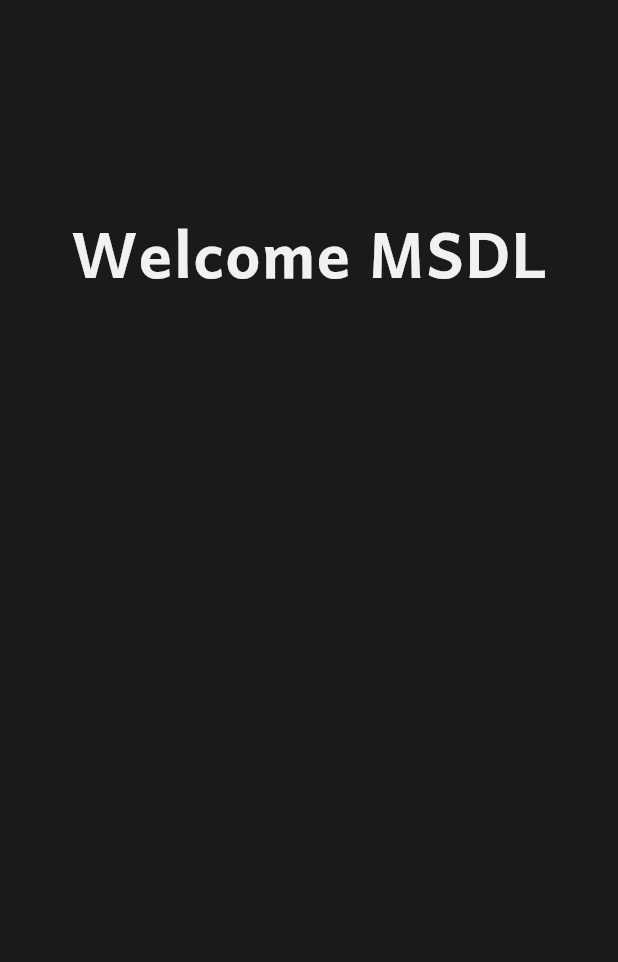
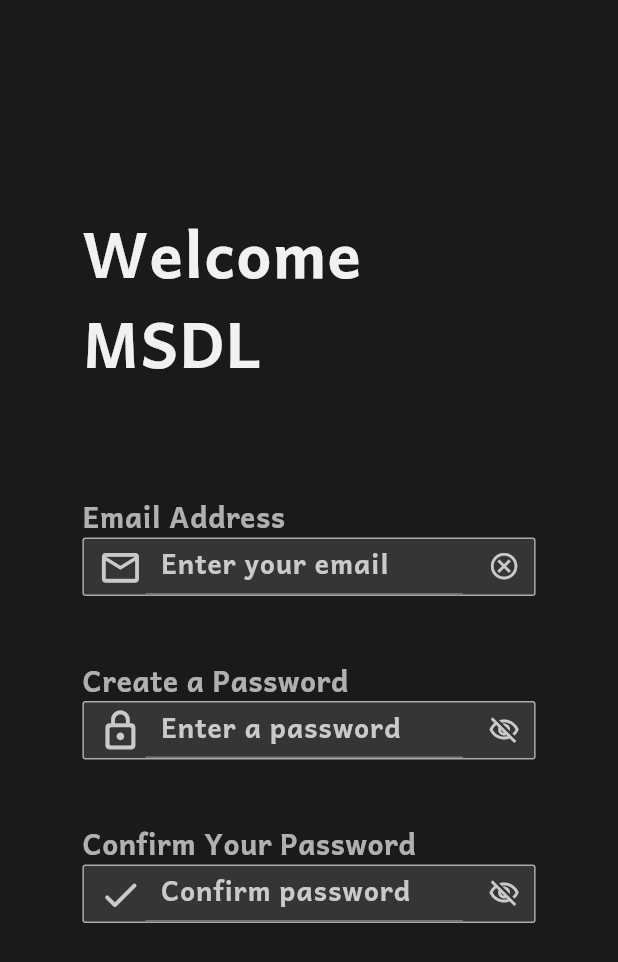
Before and after one commit to seungminhan2631/msdl, a Flutter app: the CreateAccount screen opened directly, on a phone screen of 412 x 824 dp. Shown: the top 962 px of the screen. Run offline on Flutter 3.47's test engine with Material 3 defaults, Android fonts, the light colour scheme and no system bars.

Commit message:
update
커스텀버튼 위젯 뺴고 회원가입 화면 수정

```diff
--- a/lib/commons/widgets/buttons/CustomTextField.dart
+++ b/lib/commons/widgets/buttons/CustomTextField.dart
@@ -29,7 +29,7 @@ class _CustomTextFieldState extends State<CustomTextField> {
 
     return TextFieldTapRegion(
       child: Container(
-        width: 300.w,
+        width: 400.w,
         height: 40.h,
         padding: EdgeInsets.symmetric(horizontal: 9.w),
         decoration: BoxDecoration(
@@ -44,7 +44,7 @@ class _CustomTextFieldState extends State<CustomTextField> {
               color: Color(0xffCACACA),
               size: 28.w,
             ),
-            Gaps.h16,
+            Gaps.h2,
             Expanded(
               child: TextField(
                 controller: _controller,
--- /dev/null
+++ b/lib/commons/widgets/buttons/customButton.dart
@@ -0,0 +1,36 @@
+import 'package:flutter/material.dart';
+
+class CustomButton extends StatelessWidget {
+  const CustomButton({
+    super.key,
+  });
+
+  @override
+  Widget build(BuildContext context) {
+    return Center(
+      child: TextButton(
+        style: TextButton.styleFrom(
+          backgroundColor: const Color(0xff4F6F89),
+          padding: const EdgeInsets.symmetric(horizontal: 50, vertical: 15),
+          minimumSize: const Size(300, 60),
+          shape: RoundedRectangleBorder(
+            borderRadius: BorderRadius.circular(8),
+            side: const BorderSide(color: Color(0xffAAAAAA), width: 2),
+          ),
+        ),
+        onPressed: () {
+          // 버튼 클릭 이벤트
+        },
+        child: const Text(
+          "Next",
+          style: TextStyle(
+            fontFamily: 'Andika',
+            fontSize: 22, // 텍스트 크기 조절
+            color: Colors.white, // 텍스트 색상
+            fontWeight: FontWeight.bold,
+          ),
+        ),
+      ),
+    );
+  }
+}
--- a/lib/features/screens/authentication/create_account.dart
+++ b/lib/features/screens/authentication/create_account.dart
@@ -1,5 +1,7 @@
 import 'package:flutter/material.dart';
+import 'package:msdl/commons/widgets/buttons/CustomTextField.dart';
 import 'package:msdl/commons/widgets/toptitle.dart';
+import 'package:msdl/constants/gaps.dart';
 import 'package:msdl/constants/size_config.dart';
 import 'package:msdl/constants/sizes.dart';
 
@@ -17,15 +19,69 @@ class _CreateAccountState extends State<CreateAccount> {
   @override
   Widget build(BuildContext context) {
     return Scaffold(
-      body: Center(
+      resizeToAvoidBottomInset: false,
+      body: Padding(
+        padding: EdgeInsets.symmetric(horizontal: Sizes.size52),
         child: Column(
-          mainAxisAlignment: MainAxisAlignment.start,
+          crossAxisAlignment: CrossAxisAlignment.start,
           children: [
             SizedBox(
               height: 130.w,
             ),
             TopTitle(title: "Welcome MSDL"),
-
+            SizedBox(
+              height: 70.w,
+            ),
+            Row(
+              mainAxisSize: MainAxisSize.min,
+              children: [
+                TopTitle(
+                  title: "Email Address",
+                  fontSize: Sizes.size16 + Sizes.size1,
+                  fontWeight: FontWeight.w700,
+                  opacity: 0.7,
+                ),
+              ],
+            ),
+            CustomTextField(
+              hintText: "Enter your email",
+              firstIcon: Icons.mail_outlined,
+              lastIcon: Icons.cancel_outlined,
+            ),
+            Gaps.v44,
+            Row(
+              mainAxisSize: MainAxisSize.min,
+              children: [
+                TopTitle(
+                  title: "Create a Password",
+                  fontSize: Sizes.size16 + Sizes.size1,
+                  fontWeight: FontWeight.w700,
+                  opacity: 0.7,
+                ),
+              ],
+            ),
+            CustomTextField(
+              hintText: "Enter a password",
+              firstIcon: Icons.lock_outline_rounded,
+              lastIcon: Icons.visibility_off_outlined,
+            ),
+            Gaps.v44,
+            Row(
+              mainAxisSize: MainAxisSize.min,
+              children: [
+                TopTitle(
+                  title: "Confirm Your Password",
+                  fontSize: Sizes.size16 + Sizes.size1,
+                  fontWeight: FontWeight.w700,
+                  opacity: 0.7,
+                ),
+              ],
+            ),
+            CustomTextField(
+              hintText: "Confirm password",
+              firstIcon: Icons.check_rounded,
+              lastIcon: Icons.visibility_off_outlined,
+            ),
           ],
         ),
       ),
--- a/lib/features/screens/authentication/login_Screen.dart
+++ b/lib/features/screens/authentication/login_Screen.dart
@@ -1,4 +1,5 @@
 import 'package:flutter/material.dart';
+import 'package:msdl/commons/widgets/buttons/CustomButton.dart';
 import 'package:msdl/commons/widgets/buttons/CustomTextField.dart';
 import 'package:msdl/commons/widgets/toptitle.dart';
 import 'package:msdl/constants/gaps.dart';
@@ -70,32 +71,7 @@ class login_Screen extends StatelessWidget {
               lastIcon: Icons.visibility,
             ),
             Gaps.v60,
-            Center(
-              child: TextButton(
-                style: TextButton.styleFrom(
-                  backgroundColor: const Color(0xff4F6F89),
-                  padding:
-                      const EdgeInsets.symmetric(horizontal: 50, vertical: 15),
-                  minimumSize: const Size(300, 60),
-                  shape: RoundedRectangleBorder(
-                    borderRadius: BorderRadius.circular(8),
-                    side: const BorderSide(color: Color(0xffAAAAAA), width: 2),
-                  ),
-                ),
-                onPressed: () {
-                  // 버튼 클릭 이벤트
-                },
-                child: const Text(
-                  "Next",
-                  style: TextStyle(
-                    fontFamily: 'Andika',
-                    fontSize: 22, // 텍스트 크기 조절
-                    color: Colors.white, // 텍스트 색상
-                    fontWeight: FontWeight.bold,
-                  ),
-                ),
-              ),
-            ),
+            CustomButton(),
           ],
         ),
       ),
```
